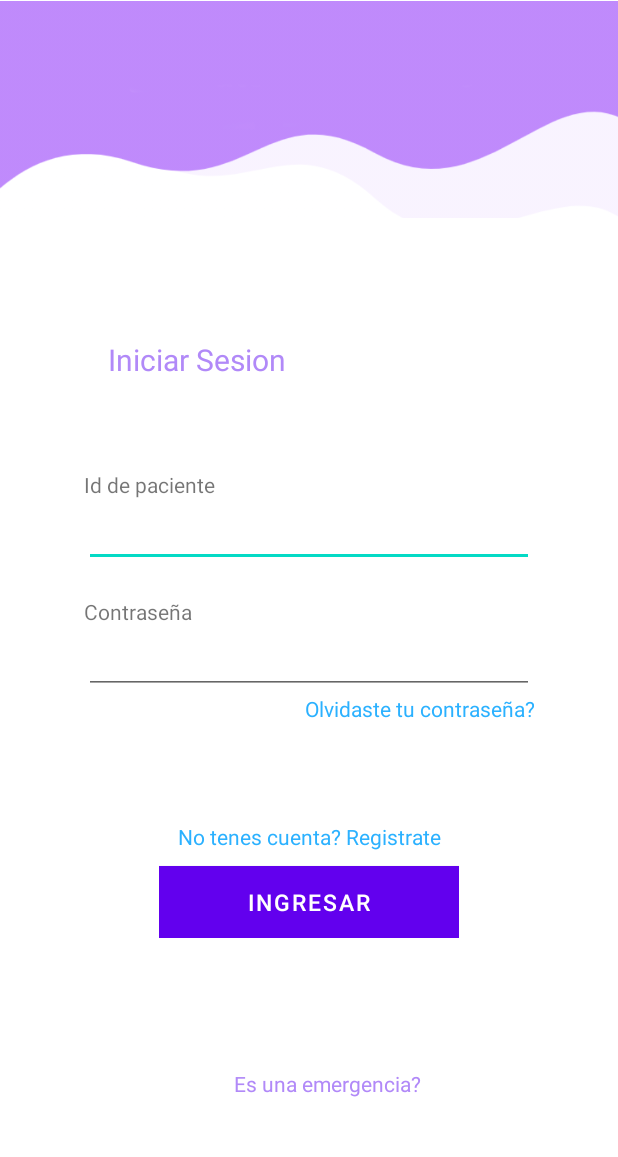
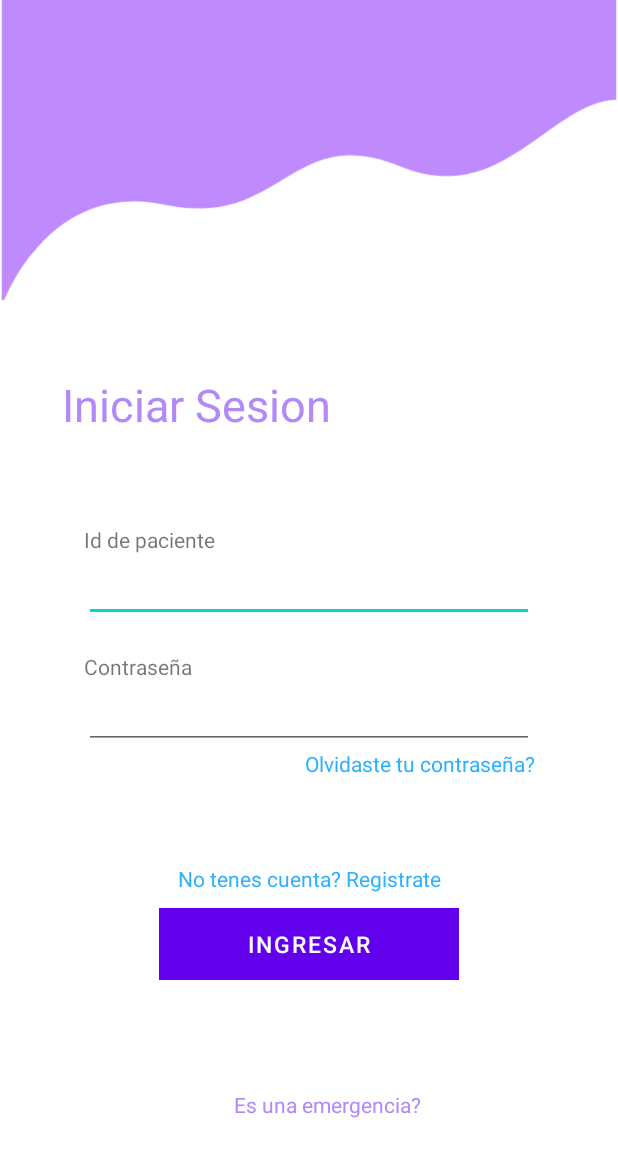
Before and after one commit to Nachoferra1894/App-hospital2, an Android app: the screen it shows after launch (MainActivity), on a phone screen of 412 x 824 dp. Shown: the top 1157 px of the screen. Run offline under Robolectric (Android 15) with nearby library versions, the phone set to English and light mode, and no system bars.

Commit message:
borre el fondo de las imgs

```diff
--- a/app/src/main/res/layout/activity_datos_del_usuario.xml
+++ b/app/src/main/res/layout/activity_datos_del_usuario.xml
@@ -13,10 +13,11 @@
         android:orientation="horizontal">
 
         <ImageView
+            android:scaleType="centerCrop"
             android:layout_width="match_parent"
             android:layout_height="156dp"
             android:layout_marginTop="0dp"
-            android:src="@drawable/violeta" />
+            android:src="@drawable/datos_img" />
 
         <TextView
             android:layout_marginLeft="75dp"
--- a/app/src/main/res/layout/activity_main.xml
+++ b/app/src/main/res/layout/activity_main.xml
@@ -1,5 +1,5 @@
 <?xml version="1.0" encoding="utf-8"?>
-<LinearLayout xmlns:android="http://schemas.android.com/apk/res/android"
+<RelativeLayout xmlns:android="http://schemas.android.com/apk/res/android"
     xmlns:app="http://schemas.android.com/apk/res-auto"
     xmlns:tools="http://schemas.android.com/tools"
     android:layout_width="match_parent"
@@ -8,19 +8,20 @@
     tools:context=".MainActivity">
 
     <LinearLayout
-        android:layout_width="match_parent"
-        android:layout_height="145dp"
+        android:layout_width="wrap_content"
+        android:layout_height="200dp"
         android:orientation="horizontal">
 
 
         <ImageView
-            android:layout_width="match_parent"
-            android:layout_height="156dp"
-            android:layout_marginTop="0dp"
-            android:src="@drawable/violeta" />
+            android:scaleType="centerCrop"
+            android:layout_width="wrap_content"
+            android:layout_height="200dp"
+            android:src="@drawable/inicio_img" />
     </LinearLayout>
 
     <androidx.constraintlayout.widget.ConstraintLayout
+        android:layout_marginTop="200dp"
         android:layout_width="match_parent"
         android:layout_height="match_parent">
 
@@ -37,22 +38,22 @@
             app:layout_constraintVertical_bias="0.25">
 
             <TextView
-                android:clickable="true"
                 android:id="@+id/login_txt_register"
                 android:layout_width="match_parent"
                 android:layout_height="wrap_content"
+                android:clickable="true"
                 android:gravity="center"
                 android:text="No tenes cuenta? Registrate"
-                android:textColor="@color/azul_registro"/>
+                android:textColor="@color/azul_registro" />
 
             <Button
-                android:layout_marginTop="10dp"
                 android:id="@+id/login_btn_login"
                 android:layout_width="200dp"
                 android:layout_height="wrap_content"
+                android:layout_marginTop="10dp"
+                android:background="@color/orange"
                 android:text="Ingresar"
                 android:textSize="15dp"
-                android:background="@color/orange"
                 tools:ignore="OnClick" />
         </LinearLayout>
 
@@ -106,11 +107,10 @@
                 android:id="@+id/login_txt_forget"
                 android:layout_width="match_parent"
                 android:layout_height="wrap_content"
+                android:clickable="true"
                 android:gravity="right"
-                android:textColor="@color/azul_registro"
                 android:text="Olvidaste tu contraseña?"
-                android:clickable="true"
-                />
+                android:textColor="@color/azul_registro" />
         </LinearLayout>
 
         <TextView
@@ -120,8 +120,8 @@
             android:layout_marginEnd="150dp"
             android:layout_marginBottom="60dp"
             android:text="Iniciar Sesion"
-            android:textSize="20dp"
             android:textColor="@color/purple_fabri"
+            android:textSize="30dp"
             app:layout_constraintBottom_toTopOf="@+id/linearLayout"
             app:layout_constraintEnd_toEndOf="parent"
             app:layout_constraintStart_toStartOf="parent" />
@@ -147,8 +147,8 @@
                 android:id="@+id/login_txt_emergency"
                 android:layout_width="wrap_content"
                 android:layout_height="wrap_content"
+                android:clickable="true"
                 android:text="Es una emergencia?"
-                android:clickable="true"
                 android:textColor="@color/purple_fabri"
                 app:layout_constraintBottom_toBottomOf="parent"
                 app:layout_constraintEnd_toEndOf="parent"
@@ -158,4 +158,4 @@
 
     </androidx.constraintlayout.widget.ConstraintLayout>
 
-</LinearLayout>
+</RelativeLayout>
```
Also changed, not shown: app/src/main/res/drawable/datos_img.png (added), app/src/main/res/drawable/inicio_img.png (added), app/src/main/res/drawable/violeta.png (deleted).
